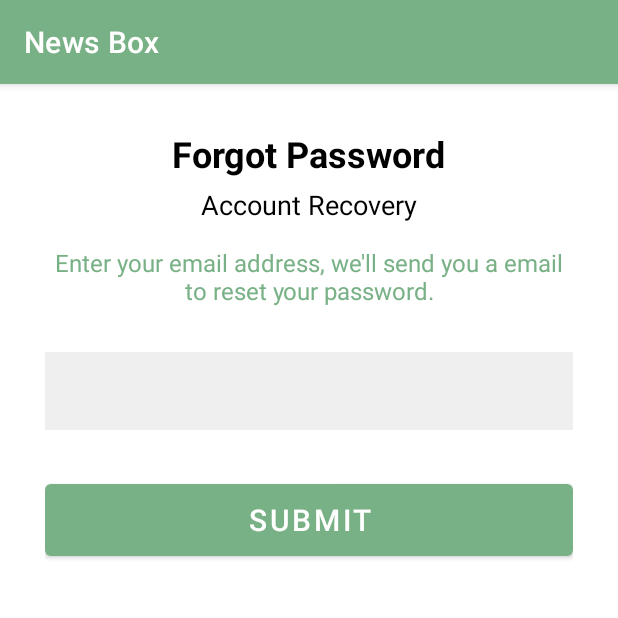
After one commit to aishustha/NewsBox, an Android app: the ForgotPassword screen opened directly, with no data from a screen before it, on a phone screen of 412 x 824 dp, the top half of it. The commit adds this screen. Run offline under Robolectric (Android 15) with nearby library versions, the phone set to English and light mode, and no system bars; our stand-ins replace Firebase (no records; nobody signed in at launch, a user with empty details on screens opened directly).

Commit message:
added forgot password features

```diff
--- a/app/src/main/AndroidManifest.xml
+++ b/app/src/main/AndroidManifest.xml
@@ -11,6 +11,9 @@
         android:roundIcon="@mipmap/ic_launcher_round"
         android:supportsRtl="true"
         android:theme="@style/Theme.MAPD726Group3NewsBox">
+        <activity
+            android:name=".ForgotPassword"
+            android:exported="false" />
         <activity
             android:name=".Profile"
             android:exported="false" />
--- /dev/null
+++ b/app/src/main/res/layout/activity_forgot_password.xml
@@ -0,0 +1,62 @@
+<?xml version="1.0" encoding="utf-8"?>
+<LinearLayout xmlns:android="http://schemas.android.com/apk/res/android"
+    xmlns:app="http://schemas.android.com/apk/res-auto"
+    xmlns:tools="http://schemas.android.com/tools"
+    android:layout_width="match_parent"
+    android:layout_height="match_parent"
+    android:orientation="vertical"
+    android:layout_gravity="center"
+    android:padding="30dp"
+    tools:context=".ForgotPassword">
+
+    <TextView
+        android:layout_width="wrap_content"
+        android:layout_height="wrap_content"
+        android:id="@+id/tv_title"
+        android:layout_gravity="center"
+        android:textColor="@color/black"
+        android:textSize="24dp"
+        android:textStyle="bold"
+        android:layout_marginBottom="5dp"
+        android:text="Forgot Password"/>
+
+    <TextView
+        android:layout_width="wrap_content"
+        android:layout_height="wrap_content"
+        android:id="@+id/tv_title1"
+        android:layout_gravity="center"
+        android:textColor="@color/black"
+        android:textSize="18dp"
+        android:text="Account Recovery"/>
+
+    <TextView
+        android:id="@+id/tv_title_description"
+        android:layout_width="wrap_content"
+        android:layout_height="wrap_content"
+        android:layout_gravity="center"
+        android:layout_marginTop="15dp"
+        android:layout_marginBottom="30dp"
+        android:gravity="center"
+        android:text="Enter your email address, we'll send you a email to reset your password."
+        android:textColor="#79B186"
+        android:textSize="16dp" />
+
+    <EditText
+        android:id="@+id/forgotEmail"
+        android:layout_width="match_parent"
+        android:layout_height="52dp"
+        android:autoLink="email"
+        android:background="#EFEFEF"
+        android:ems="10"
+        android:inputType="textEmailAddress"
+        android:paddingLeft="15sp" />
+
+    <Button
+        android:id="@+id/btnSubmit"
+        android:layout_width="match_parent"
+        android:layout_height="60dp"
+        android:layout_marginTop="30dp"
+        android:text="Submit"
+        android:textSize="20sp" />
+
+</LinearLayout>
--- a/app/src/main/res/layout/activity_sign_in.xml
+++ b/app/src/main/res/layout/activity_sign_in.xml
@@ -14,6 +14,7 @@
         android:layout_height="wrap_content"
         android:layout_marginBottom="40sp"
         android:text="Welcome Back"
+        android:textStyle="bold"
         android:textColor="#000000"
         android:textSize="32sp" />
 
@@ -59,7 +60,7 @@
         tools:text="newsbox@gmail.com" />
 
     <TextView
-        android:id="@+id/textView4"
+        android:id="@+id/tvForgotPassword"
         android:layout_width="match_parent"
         android:layout_height="wrap_content"
         android:layout_marginTop="15sp"
--- a/app/src/main/res/layout/activity_sign_up.xml
+++ b/app/src/main/res/layout/activity_sign_up.xml
@@ -15,6 +15,7 @@
         android:layout_height="wrap_content"
         android:layout_marginBottom="40sp"
         android:text="Sign Up"
+        android:textStyle="bold"
         android:textColor="#000000"
         android:textSize="32sp" />
 
```
Also changed, not shown: app/src/main/java/com/example/mapd726_group3_newsbox/ForgotPassword.kt (added, +52 -0 lines), app/src/main/java/com/example/mapd726_group3_newsbox/SignIn.kt (+8 -1 lines).
